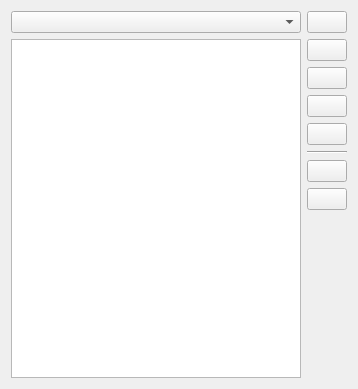
fcitx/fcitx5-qt, file qt5/quickphrase-editor/editor.ui: the form before one commit.
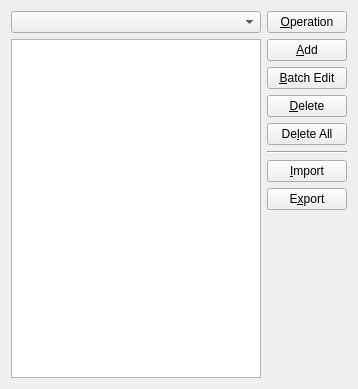
The form after the commit. Icons and pictures are not drawn.

Diff of the .ui file:
```diff
--- a/qt5/quickphrase-editor/editor.ui
+++ b/qt5/quickphrase-editor/editor.ui
@@ -17,7 +17,23 @@
       <widget class="QComboBox" name="fileListComboBox"/>
      </item>
      <item>
-      <widget class="QTableView" name="macroTableView"/>
+      <widget class="QTableView" name="macroTableView">
+       <property name="editTriggers">
+        <set>QAbstractItemView::DoubleClicked</set>
+       </property>
+       <property name="selectionMode">
+        <enum>QAbstractItemView::SingleSelection</enum>
+       </property>
+       <property name="selectionBehavior">
+        <enum>QAbstractItemView::SelectRows</enum>
+       </property>
+       <attribute name="horizontalHeaderStretchLastSection">
+        <bool>true</bool>
+       </attribute>
+       <attribute name="verticalHeaderVisible">
+        <bool>false</bool>
+       </attribute>
+      </widget>
      </item>
     </layout>
    </item>
@@ -26,14 +42,14 @@
      <item>
       <widget class="QPushButton" name="operationButton">
        <property name="text">
-        <string/>
+        <string>&amp;Operation</string>
        </property>
       </widget>
      </item>
      <item>
       <widget class="QPushButton" name="addButton">
        <property name="text">
-        <string/>
+        <string>&amp;Add</string>
        </property>
        <property name="icon">
         <iconset theme="list-add">
@@ -45,7 +61,7 @@
      <item>
       <widget class="QPushButton" name="batchEditButton">
        <property name="text">
-        <string/>
+        <string>&amp;Batch Edit</string>
        </property>
        <property name="icon">
         <iconset theme="document-edit">
@@ -57,7 +73,7 @@
      <item>
       <widget class="QPushButton" name="deleteButton">
        <property name="text">
-        <string/>
+        <string>&amp;Delete</string>
        </property>
        <property name="icon">
         <iconset theme="list-remove">
@@ -69,7 +85,7 @@
      <item>
       <widget class="QPushButton" name="clearButton">
        <property name="text">
-        <string/>
+        <string>De&amp;lete All</string>
        </property>
        <property name="icon">
         <iconset theme="edit-delete">
@@ -88,7 +104,7 @@
      <item>
       <widget class="QPushButton" name="importButton">
        <property name="text">
-        <string/>
+        <string>&amp;Import</string>
        </property>
        <property name="icon">
         <iconset theme="document-import">
@@ -100,7 +116,7 @@
      <item>
       <widget class="QPushButton" name="exportButton">
        <property name="text">
-        <string/>
+        <string>E&amp;xport</string>
        </property>
        <property name="icon">
         <iconset theme="document-export">
```
Left out of the diff: 18 changed lines with no effect on the pictures.
